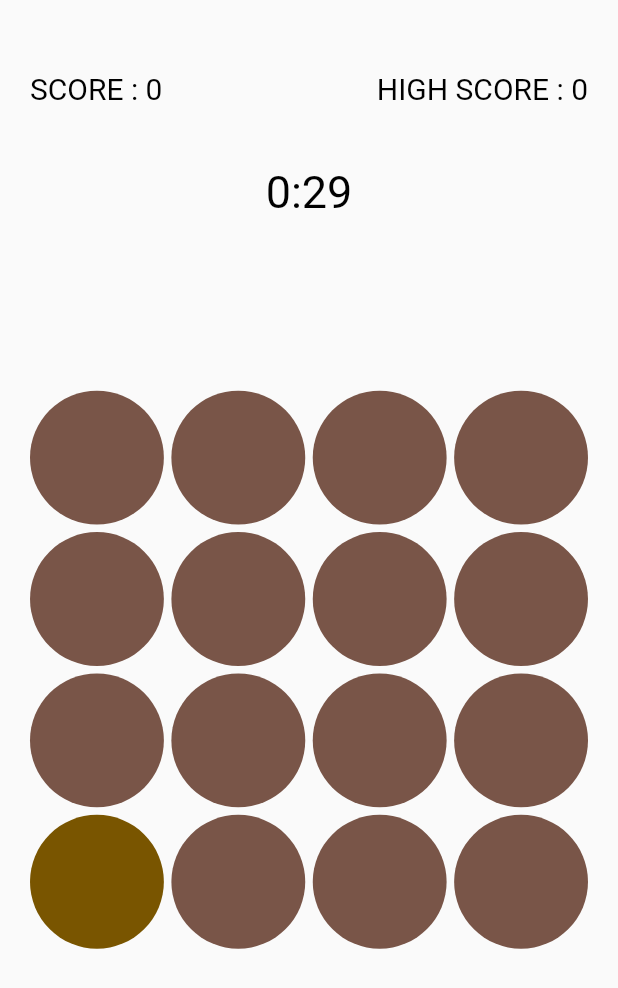
After one commit to dwikresno/everythingishere, a Flutter app: the ColorBlindTest screen opened directly, on a phone screen of 412 x 824 dp. The commit adds this screen. Shown: the top 988 px of the screen. Run offline on Flutter 3.47's test engine with Material 2 defaults, Android fonts, the phone set to English and light mode, and no system bars; our stand-ins replace animated_text_kit, carousel_slider, just_audio, sliding_up_panel, unicons; missing offline and left inert: audio_session, dart:ffi, flutter_emoji, flutter_joystick, just_audio_web; Roboto replaces fonts that are missing (Hind).

Commit message:
feat : new feature color blind test

```diff
--- /dev/null
+++ b/lib/ui/color_blind_test.dart
@@ -0,0 +1,249 @@
+import 'dart:async';
+import 'dart:math';
+
+import 'package:flutter/material.dart';
+
+class ColorBlindTest extends StatefulWidget {
+  const ColorBlindTest({super.key});
+
+  @override
+  State<ColorBlindTest> createState() => _ColorBlindTestState();
+}
+
+class _ColorBlindTestState extends State<ColorBlindTest> {
+  Color mainColor = Colors.amber;
+  int correctIndex = 0;
+  Color diffColor = Colors.amber;
+  int score = 0;
+  // int live = 10;
+  int timerCount = 30;
+  Timer? timer;
+  int highScore = 0;
+  String statusAnswer = "";
+
+  @override
+  void initState() {
+    refreshColor();
+    setTimer();
+    super.initState();
+  }
+
+  setTimer() {
+    timer = Timer.periodic(Duration(seconds: 1), (timer) {
+      setState(() {
+        timerCount--;
+      });
+      if (timerCount == 0) {
+        timer.cancel();
+      }
+    });
+  }
+
+  @override
+  void dispose() {
+    timer!.cancel();
+    super.dispose();
+  }
+
+  refreshColor() {
+    setState(() {
+      mainColor = Colors.primaries[Random().nextInt(Colors.primaries.length)];
+      correctIndex = Random().nextInt(16);
+      diffColor = [
+        mainColor.withRed(score * 10 > 255 ? 255 : score),
+        mainColor.withBlue(score * 10 > 255 ? 255 : score),
+        mainColor.withGreen(score * 10 > 255 ? 255 : score)
+      ].elementAt(Random().nextInt(3));
+    });
+  }
+
+  @override
+  Widget build(BuildContext context) {
+    return Scaffold(
+      body: Stack(
+        children: [
+          Column(
+            children: [
+              SizedBox(height: MediaQuery.of(context).size.height / 30),
+              // Container(
+              //   margin: EdgeInsets.all(20),
+              //   child: Row(
+              //     children: List.generate(live, (index) {
+              //       return Container(
+              //         child: Icon(
+              //           Icons.favorite,
+              //           color: Colors.red,
+              //         ),
+              //       );
+              //     }),
+              //   ),
+              // ),
+              Row(
+                children: [
+                  Container(
+                    margin: EdgeInsets.all(20),
+                    child: Text(
+                      "SCORE : ${score.toString()}",
+                      style: TextStyle(
+                        fontSize: 20,
+                      ),
+                    ),
+                  ),
+                  Spacer(),
+                  Container(
+                    margin: EdgeInsets.all(20),
+                    child: Text(
+                      "HIGH SCORE : ${highScore.toString()}",
+                      style: TextStyle(
+                        fontSize: 20,
+                      ),
+                    ),
+                  ),
+                ],
+              ),
+              Container(
+                margin: EdgeInsets.all(20),
+                child: Text(
+                  "${(timerCount ~/ 60).round()}:${(timerCount % 60) < 10 ? '0' : ''}${timerCount % 60}",
+                  style: TextStyle(
+                    fontSize: 30,
+                  ),
+                ),
+              ),
+              Container(
+                margin: EdgeInsets.all(20),
+                child: Text(
+                  statusAnswer.toUpperCase(),
+                  style: TextStyle(
+                    fontSize: 30,
+                    fontWeight: FontWeight.w700,
+                    color: statusAnswer == "wrong" ? Colors.red : Colors.green,
+                  ),
+                ),
+              ),
+              Expanded(
+                child: Container(
+                  margin: EdgeInsets.all(20),
+                  child: GridView.builder(
+                    gridDelegate:
+                        const SliverGridDelegateWithFixedCrossAxisCount(
+                      crossAxisCount: 4,
+                      mainAxisSpacing: 5,
+                      crossAxisSpacing: 5,
+                    ),
+                    itemCount: 16,
+                    itemBuilder: (BuildContext context, int index) {
+                      return GestureDetector(
+                        onTap: () {
+                          setState(() {
+                            if (timerCount > 0) {
+                              if (index == correctIndex) {
+                                if (statusAnswer == "wrong") {
+                                  statusAnswer = "";
+                                } else {
+                                  score++;
+                                  timerCount += 10;
+                                  statusAnswer = "correct";
+                                }
+
+                                refreshColor();
+                              } else {
+                                statusAnswer = "wrong";
+                                if (timerCount - 5 > 0) {
+                                  timerCount -= 5;
+                                } else {
+                                  timerCount = 0;
+                                  timer!.cancel();
+                                }
+                              }
+                            }
+                          });
+                        },
+                        child: Stack(
+                          children: [
+                            Container(
+                              decoration: BoxDecoration(
+                                borderRadius: BorderRadius.circular(50),
+                                color: correctIndex == index
+                                    ? diffColor
+                                    : mainColor,
+                              ),
+                            ),
+                            Align(
+                              alignment: Alignment.center,
+                              child: Visibility(
+                                visible: index == correctIndex &&
+                                    statusAnswer == "wrong",
+                                child: Container(
+                                  child: Text(
+                                    "Correct",
+                                    style: TextStyle(
+                                      fontSize: 15,
+                                      fontWeight: FontWeight.w700,
+                                      color: Colors.white,
+                                    ),
+                                  ),
+                                ),
+                              ),
+                            )
+                          ],
+                        ),
+                      );
+                    },
+                  ),
+                ),
+              ),
+            ],
+          ),
+          Align(
+            alignment: Alignment.center,
+            child: Visibility(
+              visible: timerCount == 0,
+              child: Container(
+                decoration: BoxDecoration(
+                  borderRadius: BorderRadius.circular(12),
+                  color: Colors.blue.withOpacity(0.5),
+                ),
+                height: 200,
+                width: 200,
+                child: Column(
+                  crossAxisAlignment: CrossAxisAlignment.center,
+                  mainAxisAlignment: MainAxisAlignment.center,
+                  children: [
+                    Center(
+                      child: Text(
+                        "GAME OVER",
+                        style: TextStyle(
+                          fontSize: 30,
+                          color: Colors.white,
+                        ),
+                      ),
+                    ),
+                    ElevatedButton(
+                      onPressed: () {
+                        setState(() {
+                          timerCount = 30;
+                          highScore = score;
+                          score = 0;
+                        });
+                        refreshColor();
+                        setTimer();
+                      },
+                      child: Text(
+                        "RESTART",
+                        style: TextStyle(
+                          fontSize: 16,
+                          color: Colors.white,
+                        ),
+                      ),
+                    )
+                  ],
+                ),
+              ),
+            ),
+          )
+        ],
+      ),
+    );
+  }
+}
--- a/lib/ui/menu.dart
+++ b/lib/ui/menu.dart
@@ -3,6 +3,7 @@ import 'dart:async';
 import 'package:all_is_here/ui/IG/ig_message.dart';
 import 'package:all_is_here/ui/animation_walk.dart';
 import 'package:all_is_here/ui/chooseseat.dart';
+import 'package:all_is_here/ui/color_blind_test.dart';
 import 'package:all_is_here/ui/custom_navbar.dart';
 import 'package:all_is_here/ui/dynamic_floating.dart';
 import 'package:all_is_here/ui/eyeanimation.dart';
@@ -68,7 +69,8 @@ class _MenuState extends State<Menu> {
     "IG Flip PP",
     "Thanks 150",
     "Slide Animation",
-    "Welcome December"
+    "Welcome December",
+    "Color Blind",
   ];
   TextEditingController searchController = TextEditingController();
 
@@ -238,6 +240,9 @@ class _MenuState extends State<Menu> {
       case 27:
         className = WelcomeDecember();
         break;
+      case 28:
+        className = ColorBlindTest();
+        break;
       default:
         // do something else
         break;
```
